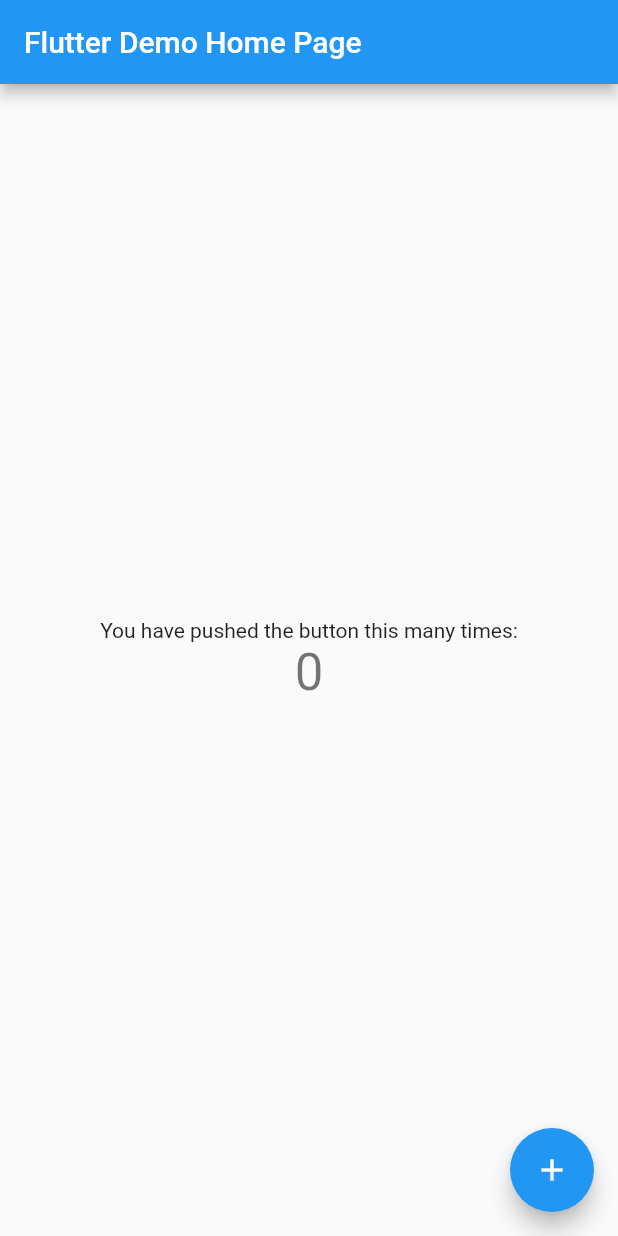
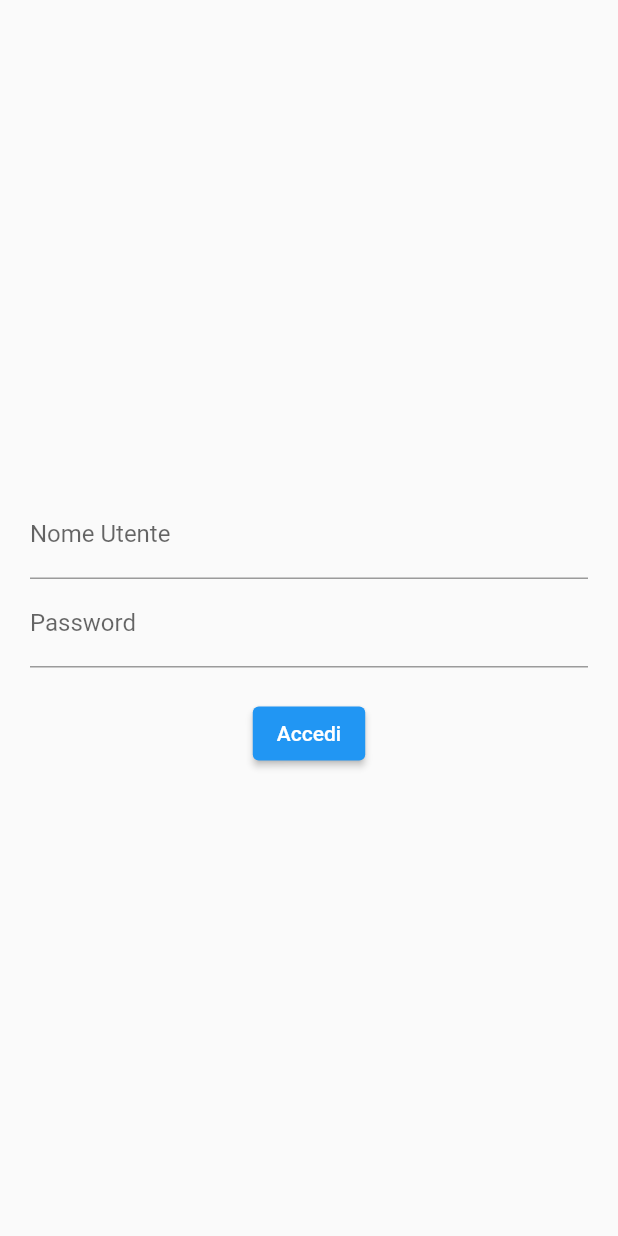
Before and after one commit to whosjorge23/chat_gpt_flutter, a Flutter app: the screen it shows after launch, on a phone screen of 412 x 824 dp. Run offline on Flutter 3.47's test engine with Material 2 defaults, Android fonts, the phone set to English and light mode, and no system bars.

Commit message:
Add Login
Add Login

```diff
--- a/lib/main.dart
+++ b/lib/main.dart
@@ -13,15 +13,6 @@
     return MaterialApp(
       title: 'Flutter Demo',
       theme: ThemeData(
-        // This is the theme of your application.
-        //
-        // Try running your application with "flutter run". You'll see the
-        // application has a blue toolbar. Then, without quitting the app, try
-        // changing the primarySwatch below to Colors.green and then invoke
-        // "hot reload" (press "r" in the console where you ran "flutter run",
-        // or simply save your changes to "hot reload" in a Flutter IDE).
-        // Notice that the counter didn't reset back to zero; the application
-        // is not restarted.
         primarySwatch: Colors.blue,
       ),
       home: const MyHomePage(title: 'Flutter Demo Home Page'),
@@ -32,15 +23,6 @@
 class MyHomePage extends StatefulWidget {
   const MyHomePage({super.key, required this.title});
 
-  // This widget is the home page of your application. It is stateful, meaning
-  // that it has a State object (defined below) that contains fields that affect
-  // how it looks.
-
-  // This class is the configuration for the state. It holds the values (in this
-  // case the title) provided by the parent (in this case the App widget) and
-  // used by the build method of the State. Fields in a Widget subclass are
-  // always marked "final".
-
   final String title;
 
   @override
@@ -48,68 +30,66 @@
 }
 
 class _MyHomePageState extends State<MyHomePage> {
-  int _counter = 0;
+  final _usernameController = TextEditingController();
+  final _passwordController = TextEditingController();
+  bool _obscureText = true;
+  String _errorMessage = "";
 
-  void _incrementCounter() {
-    setState(() {
-      // This call to setState tells the Flutter framework that something has
-      // changed in this State, which causes it to rerun the build method below
-      // so that the display can reflect the updated values. If we changed
-      // _counter without calling setState(), then the build method would not be
-      // called again, and so nothing would appear to happen.
-      _counter++;
-    });
+  void _submit() async {
+    // if (_usernameController.text.isEmpty || _passwordController.text.isEmpty) {
+    //   setState(() {
+    //     _errorMessage = "Il nome utente e la password sono obbligatori";
+    //   });
+    //   return;
+    // }
+    // setState(() {
+    //   _errorMessage = "";
+    // });
+    // // invia le credenziali al tuo server per l'autenticazione
+    // // e gestisci la risposta
+    // final response =
+    //     await login(_usernameController.text, _passwordController.text);
+    // if (response.statusCode == 200) {
+    //   // autenticazione riuscita
+    //   // reindirizza alla schermata principale dell'app
+    //   Navigator.of(context).pushReplacementNamed("/home");
+    // } else {
+    //   setState(() {
+    //     _errorMessage = "Autenticazione fallita";
+    //   });
+    // }
   }
 
   @override
   Widget build(BuildContext context) {
-    // This method is rerun every time setState is called, for instance as done
-    // by the _incrementCounter method above.
-    //
-    // The Flutter framework has been optimized to make rerunning build methods
-    // fast, so that you can just rebuild anything that needs updating rather
-    // than having to individually change instances of widgets.
     return Scaffold(
-      appBar: AppBar(
-        // Here we take the value from the MyHomePage object that was created by
-        // the App.build method, and use it to set our appbar title.
-        title: Text(widget.title),
-      ),
-      body: Center(
-        // Center is a layout widget. It takes a single child and positions it
-        // in the middle of the parent.
+      body: Padding(
+        padding: EdgeInsets.all(20),
         child: Column(
-          // Column is also a layout widget. It takes a list of children and
-          // arranges them vertically. By default, it sizes itself to fit its
-          // children horizontally, and tries to be as tall as its parent.
-          //
-          // Invoke "debug painting" (press "p" in the console, choose the
-          // "Toggle Debug Paint" action from the Flutter Inspector in Android
-          // Studio, or the "Toggle Debug Paint" command in Visual Studio Code)
-          // to see the wireframe for each widget.
-          //
-          // Column has various properties to control how it sizes itself and
-          // how it positions its children. Here we use mainAxisAlignment to
-          // center the children vertically; the main axis here is the vertical
-          // axis because Columns are vertical (the cross axis would be
-          // horizontal).
           mainAxisAlignment: MainAxisAlignment.center,
           children: <Widget>[
-            const Text(
-              'You have pushed the button this many times:',
+            if (_errorMessage != null)
+              Text(
+                _errorMessage,
+                style: TextStyle(color: Colors.red),
+              ),
+            TextField(
+              controller: _usernameController,
+              decoration: InputDecoration(labelText: "Nome Utente"),
             ),
-            Text(
-              '$_counter',
-              style: Theme.of(context).textTheme.headline4,
+            TextField(
+              controller: _passwordController,
+              decoration: InputDecoration(labelText: "Password"),
+              obscureText: _obscureText,
+            ),
+            SizedBox(height: 20),
+            ElevatedButton(
+              onPressed: _submit,
+              child: Text("Accedi"),
             ),
           ],
         ),
       ),
-      floatingActionButton: FloatingActionButton(
-        onPressed: _incrementCounter,
-        tooltip: 'Increment',
-        child: const Icon(Icons.add),
-      ), // This trailing comma makes auto-formatting nicer for build methods.
     );
   }
 }
--- a/pubspec.yaml
+++ b/pubspec.yaml
@@ -36,6 +36,7 @@
   # The following adds the Cupertino Icons font to your application.
   # Use with the CupertinoIcons class for iOS style icons.
   cupertino_icons: ^1.0.2
+  flutter_form_builder:
 
 dev_dependencies:
   flutter_test:
```
Also changed, not shown: pubspec.lock.
